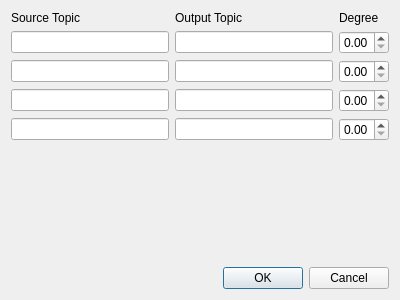
Qt form rotate_image.ui (kuriatsu/aids_runtime_manager) before a commit.
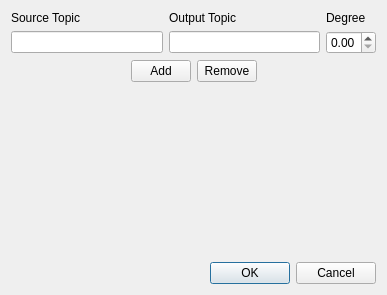
The same form after that commit.

```diff
--- a/rotate_image.ui
+++ b/rotate_image.ui
@@ -6,8 +6,8 @@
    <rect>
     <x>0</x>
     <y>0</y>
-    <width>400</width>
-    <height>300</height>
+    <width>387</width>
+    <height>295</height>
    </rect>
   </property>
   <property name="windowTitle">
@@ -16,19 +16,17 @@
   <layout class="QVBoxLayout" name="verticalLayout">
    <item>
     <layout class="QGridLayout" name="gridLayout">
-     <item row="2" column="2">
-      <widget class="QDoubleSpinBox" name="doubleSpinBox_2">
-       <property name="sizePolicy">
-        <sizepolicy hsizetype="Maximum" vsizetype="Fixed">
-         <horstretch>0</horstretch>
-         <verstretch>0</verstretch>
-        </sizepolicy>
+     <item row="0" column="2">
+      <widget class="QLabel" name="degree">
+       <property name="text">
+        <string>Degree</string>
        </property>
-       <property name="maximumSize">
-        <size>
-         <width>50</width>
-         <height>16777215</height>
-        </size>
+      </widget>
+     </item>
+     <item row="0" column="0">
+      <widget class="QLabel" name="sourcetopic">
+       <property name="text">
+        <string>Source Topic</string>
        </property>
       </widget>
      </item>
@@ -39,62 +37,12 @@
        </property>
       </widget>
      </item>
-     <item row="3" column="0">
-      <widget class="QLineEdit" name="source_3"/>
-     </item>
      <item row="1" column="1">
       <widget class="QLineEdit" name="output_1"/>
      </item>
-     <item row="4" column="2">
-      <widget class="QDoubleSpinBox" name="doubleSpinBox_4">
-       <property name="sizePolicy">
-        <sizepolicy hsizetype="Maximum" vsizetype="Fixed">
-         <horstretch>0</horstretch>
-         <verstretch>0</verstretch>
-        </sizepolicy>
-       </property>
-       <property name="maximumSize">
-        <size>
-         <width>50</width>
-         <height>16777215</height>
-        </size>
-       </property>
-      </widget>
-     </item>
-     <item row="3" column="1">
-      <widget class="QLineEdit" name="output_3"/>
-     </item>
-     <item row="3" column="2">
-      <widget class="QDoubleSpinBox" name="doubleSpinBox_3">
-       <property name="sizePolicy">
-        <sizepolicy hsizetype="Maximum" vsizetype="Fixed">
-         <horstretch>0</horstretch>
-         <verstretch>0</verstretch>
-        </sizepolicy>
-       </property>
-       <property name="maximumSize">
-        <size>
-         <width>50</width>
-         <height>16777215</height>
-        </size>
-       </property>
-      </widget>
-     </item>
-     <item row="4" column="0">
-      <widget class="QLineEdit" name="source_4"/>
-     </item>
-     <item row="4" column="1">
-      <widget class="QLineEdit" name="output_4"/>
-     </item>
-     <item row="2" column="0">
-      <widget class="QLineEdit" name="source_2"/>
-     </item>
      <item row="1" column="0">
       <widget class="QLineEdit" name="source_1"/>
      </item>
-     <item row="2" column="1">
-      <widget class="QLineEdit" name="output_2"/>
-     </item>
      <item row="1" column="2">
       <widget class="QDoubleSpinBox" name="doubleSpinBox">
        <property name="sizePolicy">
@@ -111,20 +59,74 @@
        </property>
       </widget>
      </item>
-     <item row="0" column="2">
-      <widget class="QLabel" name="degree">
+    </layout>
+   </item>
+   <item>
+    <layout class="QHBoxLayout" name="horizontalLayout">
+     <item>
+      <spacer name="horizontalSpacer">
+       <property name="orientation">
+        <enum>Qt::Horizontal</enum>
+       </property>
+       <property name="sizeHint" stdset="0">
+        <size>
+         <width>40</width>
+         <height>20</height>
+        </size>
+       </property>
+      </spacer>
+     </item>
+     <item>
+      <widget class="QPushButton" name="add">
+       <property name="sizePolicy">
+        <sizepolicy hsizetype="Maximum" vsizetype="Fixed">
+         <horstretch>0</horstretch>
+         <verstretch>0</verstretch>
+        </sizepolicy>
+       </property>
+       <property name="maximumSize">
+        <size>
+         <width>60</width>
+         <height>16777215</height>
+        </size>
+       </property>
        <property name="text">
-        <string>Degree</string>
+        <string>Add</string>
        </property>
       </widget>
      </item>
-     <item row="0" column="0">
-      <widget class="QLabel" name="sourcetopic">
+     <item>
+      <widget class="QPushButton" name="remove">
+       <property name="sizePolicy">
+        <sizepolicy hsizetype="Maximum" vsizetype="Fixed">
+         <horstretch>0</horstretch>
+         <verstretch>0</verstretch>
+        </sizepolicy>
+       </property>
+       <property name="maximumSize">
+        <size>
+         <width>60</width>
+         <height>16777215</height>
+        </size>
+       </property>
        <property name="text">
-        <string>Source Topic</string>
+        <string>Remove</string>
        </property>
       </widget>
      </item>
+     <item>
+      <spacer name="horizontalSpacer_2">
+       <property name="orientation">
+        <enum>Qt::Horizontal</enum>
+       </property>
+       <property name="sizeHint" stdset="0">
+        <size>
+         <width>40</width>
+         <height>20</height>
+        </size>
+       </property>
+      </spacer>
+     </item>
     </layout>
    </item>
    <item>
```
Left out of the diff: 9 changed lines with no effect on the pictures.
